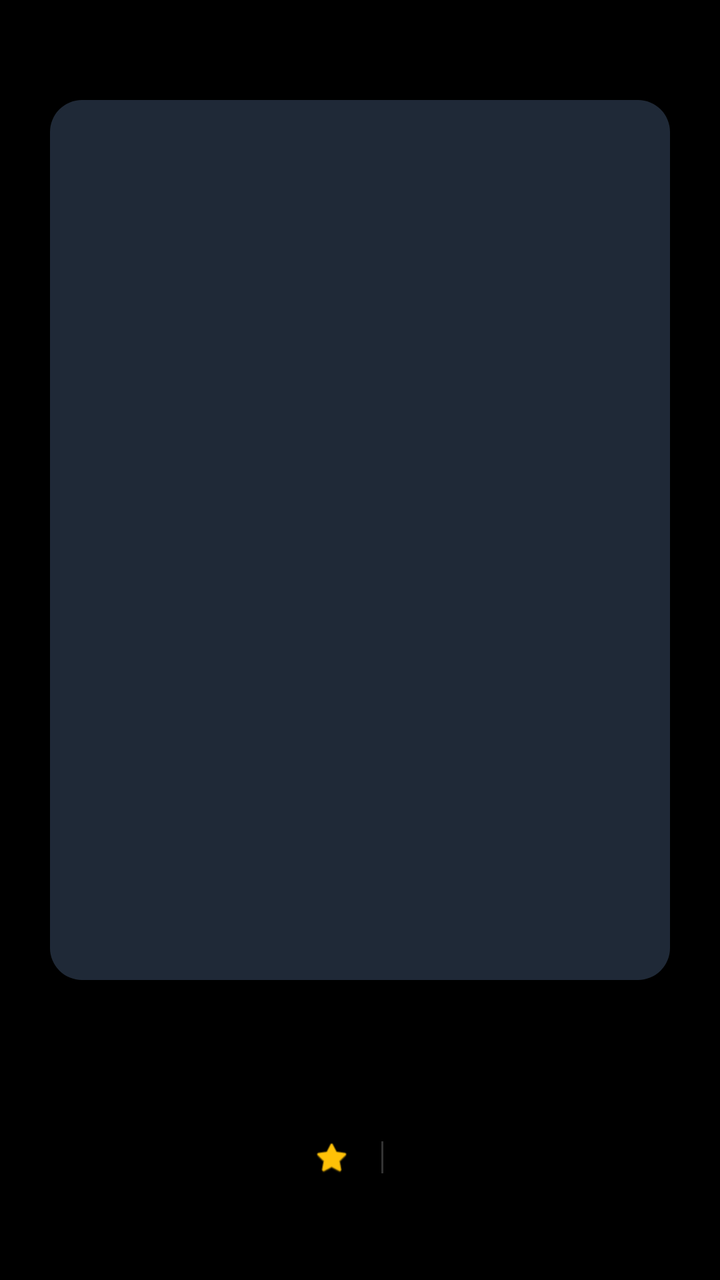
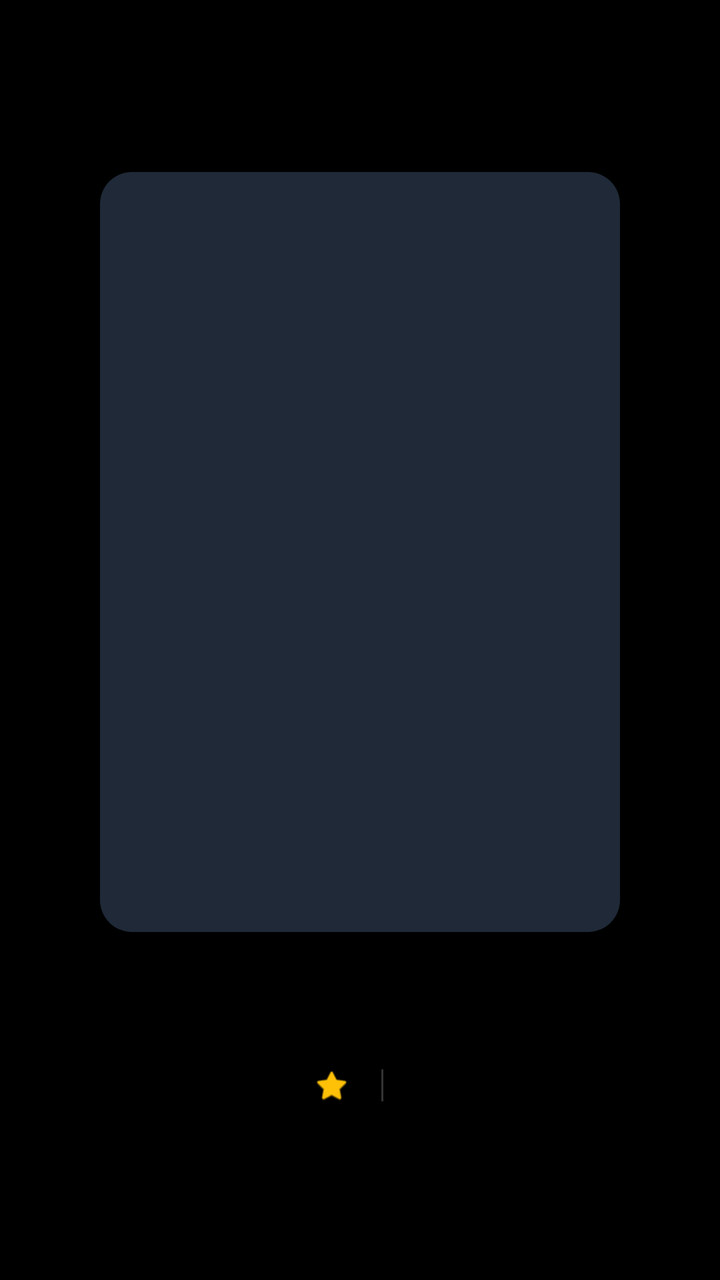

An Android layout rendered at two revisions. The XML below is the earlier revision; the diff shows what the commit changed to produce the second picture.
<!-- AndroidManifest.xml: application theme Theme.Moviebookingapp -->
<!-- res/layout/item_movie_large.xml -->
<?xml version="1.0" encoding="utf-8"?>
<FrameLayout
    xmlns:android="http://schemas.android.com/apk/res/android"
    xmlns:app="http://schemas.android.com/apk/res-auto"
    android:layout_width="match_parent"
    android:layout_height="match_parent">

    <androidx.constraintlayout.widget.ConstraintLayout
        android:layout_width="match_parent"
        android:layout_height="wrap_content"
        android:layout_gravity="center"
        android:padding="16dp">

        <com.google.android.material.imageview.ShapeableImageView
            android:id="@+id/imgPosterLarge"
            android:layout_width="310dp"
            android:layout_height="440dp"
            android:scaleType="centerCrop"
            android:src="@color/card_dark"
            android:contentDescription="@null"
            app:shapeAppearanceOverlay="@style/RoundedImageView16dp"
            app:layout_constraintTop_toTopOf="parent"
            app:layout_constraintStart_toStartOf="parent"
            app:layout_constraintEnd_toEndOf="parent" />

        <TextView
            android:id="@+id/tvMovieNameVnLarge"
            android:layout_width="0dp"
            android:layout_height="wrap_content"
            android:layout_marginTop="16dp"
            android:gravity="center"
            android:textColor="@color/yellow"
            android:textSize="24sp"
            android:textStyle="bold"
            app:layout_constraintTop_toBottomOf="@id/imgPosterLarge"
            app:layout_constraintStart_toStartOf="parent"
            app:layout_constraintEnd_toEndOf="parent" />

        <TextView
            android:id="@+id/tvMovieNameEnLarge"
            android:layout_width="0dp"
            android:layout_height="wrap_content"
            android:gravity="center"
            android:textColor="@color/white"
            android:textSize="16sp"
            android:textStyle="italic"
            app:layout_constraintTop_toBottomOf="@id/tvMovieNameVnLarge"
            app:layout_constraintStart_toStartOf="parent"
            app:layout_constraintEnd_toEndOf="parent" />

        <LinearLayout
            android:id="@+id/layoutRatingLarge"
            android:layout_width="wrap_content"
            android:layout_height="wrap_content"
            android:layout_marginTop="8dp"
            android:gravity="center_vertical"
            android:orientation="horizontal"
            app:layout_constraintTop_toBottomOf="@id/tvMovieNameEnLarge"
            app:layout_constraintStart_toStartOf="parent"
            app:layout_constraintEnd_toEndOf="parent">

            <ImageView
                android:layout_width="18dp"
                android:layout_height="18dp"
                android:contentDescription="@null"
                android:src="@android:drawable/btn_star_big_on"
                app:tint="@color/yellow" />

            <TextView
                android:id="@+id/tvRatingLarge"
                android:layout_width="wrap_content"
                android:layout_height="wrap_content"
                android:layout_marginStart="4dp"
                android:textColor="@color/white"
                android:textSize="16sp" />

            <View
                android:layout_width="1dp"
                android:layout_height="16dp"
                android:layout_marginHorizontal="12dp"
                android:background="@color/divider_gray" />

            <TextView
                android:id="@+id/tvVersionLarge"
                android:layout_width="wrap_content"
                android:layout_height="wrap_content"
                android:textColor="@color/white"
                android:textSize="16sp"
                android:textStyle="bold" />
        </LinearLayout>

    </androidx.constraintlayout.widget.ConstraintLayout>
</FrameLayout>
<!-- resources referenced by this layout -->
<resources>
  <color name="card_dark">#1F2937</color>
  <color name="divider_gray">#33FFFFFF</color>
  <color name="white">#FFFFFFFF</color>
  <color name="yellow">#FFC107</color>
  <style name="RoundedImageView16dp">
          <item name="cornerSize">16dp</item>
      </style>
  <style name="Theme.Moviebookingapp" parent="Base.Theme.Moviebookingapp" />
  <style name="Base.Theme.Moviebookingapp" parent="Theme.Material3.DayNight.NoActionBar">
          <item name="colorPrimary">@color/yellow</item>
          <item name="android:windowBackground">@color/background_black</item>
          <item name="android:statusBarColor">@color/background_black</item>
      </style>
  <color name="background_black">#FF000000</color>
</resources>

<!-- the commit's change to res/layout/item_movie_large.xml (unified diff, before → after) -->
@@ -13,8 +13,8 @@
 
         <com.google.android.material.imageview.ShapeableImageView
             android:id="@+id/imgPosterLarge"
-            android:layout_width="310dp"
-            android:layout_height="440dp"
+            android:layout_width="260dp"
+            android:layout_height="380dp"
             android:scaleType="centerCrop"
             android:src="@color/card_dark"
             android:contentDescription="@null"
@@ -27,10 +27,10 @@
             android:id="@+id/tvMovieNameVnLarge"
             android:layout_width="0dp"
             android:layout_height="wrap_content"
-            android:layout_marginTop="16dp"
+            android:layout_marginTop="12dp"
             android:gravity="center"
             android:textColor="@color/yellow"
-            android:textSize="24sp"
+            android:textSize="20sp"
             android:textStyle="bold"
             app:layout_constraintTop_toBottomOf="@id/imgPosterLarge"
             app:layout_constraintStart_toStartOf="parent"
@@ -42,7 +42,7 @@
             android:layout_height="wrap_content"
             android:gravity="center"
             android:textColor="@color/white"
-            android:textSize="16sp"
+            android:textSize="14sp"
             android:textStyle="italic"
             app:layout_constraintTop_toBottomOf="@id/tvMovieNameVnLarge"
             app:layout_constraintStart_toStartOf="parent"
